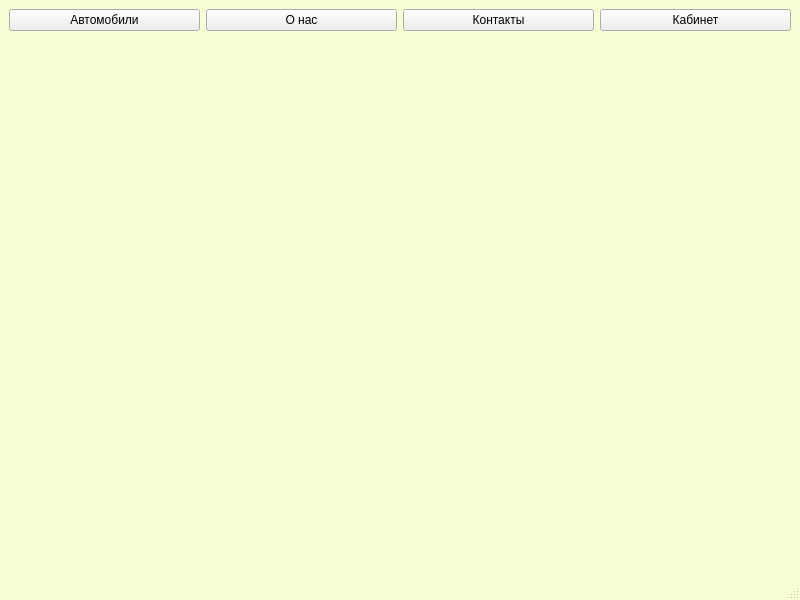
This is ViewModels/MainApplicationViewModels/carrentalclientmainwindow.ui in SisAdminNsk/CarRentalClient as Qt 5 draws it before an edit. The edited form follows.
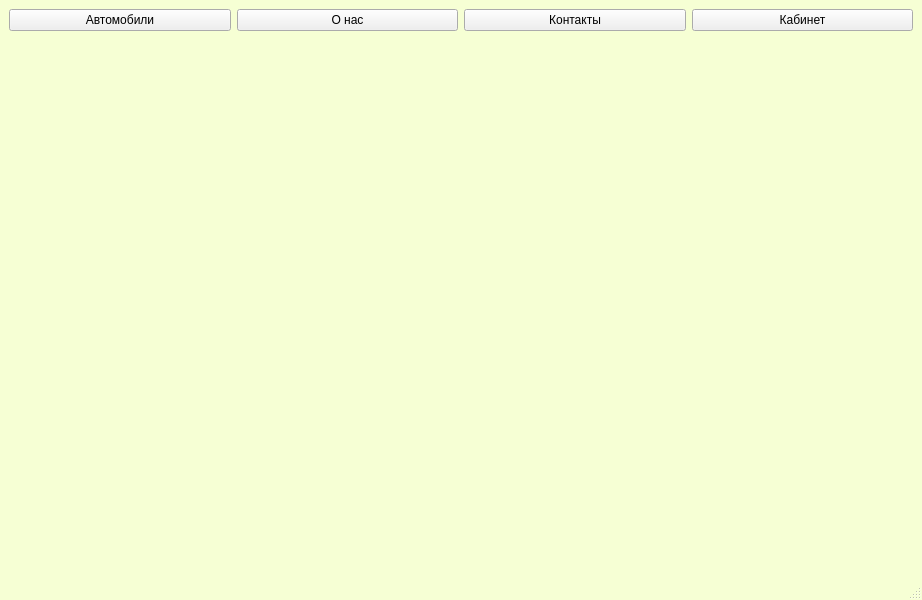
This is the edited form.

Diff of the .ui file:
```diff
--- a/ViewModels/MainApplicationViewModels/carrentalclientmainwindow.ui
+++ b/ViewModels/MainApplicationViewModels/carrentalclientmainwindow.ui
@@ -6,7 +6,7 @@
    <rect>
     <x>0</x>
     <y>0</y>
-    <width>800</width>
+    <width>922</width>
     <height>600</height>
    </rect>
   </property>
```
Left out of the diff: 2 changed lines with no effect on the pictures.
